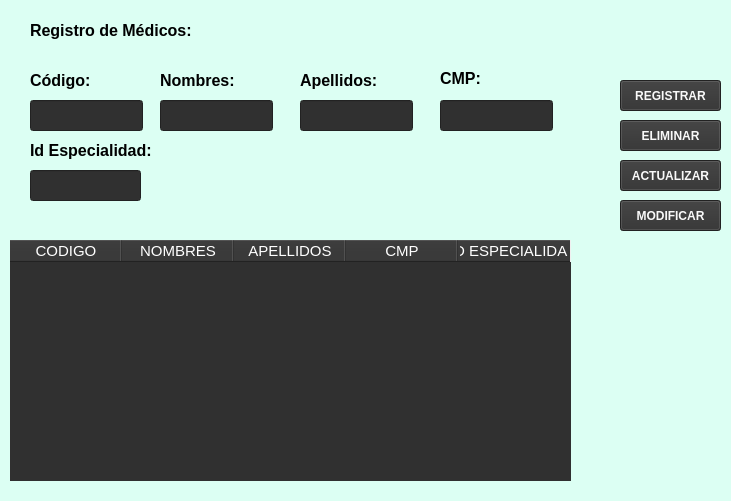
First picture: the form in UI/ventanaMedico.ui, repository KevinValdezVargas/special-telegram, before the edit.
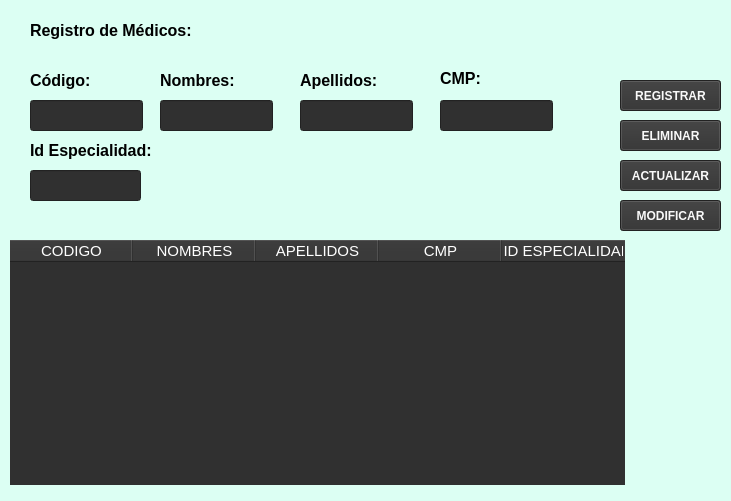
Second picture: the form after the edit. Icons and pictures are not drawn.

Patch:
```diff
--- a/UI/ventanaMedico.ui
+++ b/UI/ventanaMedico.ui
@@ -325,20 +325,20 @@
      <rect>
       <x>10</x>
       <y>240</y>
-      <width>561</width>
-      <height>241</height>
+      <width>615</width>
+      <height>245</height>
      </rect>
     </property>
     <property name="minimumSize">
      <size>
-      <width>561</width>
-      <height>241</height>
+      <width>615</width>
+      <height>245</height>
      </size>
     </property>
     <property name="maximumSize">
      <size>
-      <width>561</width>
-      <height>241</height>
+      <width>615</width>
+      <height>245</height>
      </size>
     </property>
     <property name="sizeIncrement">
@@ -376,7 +376,13 @@
 }</string>
     </property>
     <attribute name="horizontalHeaderDefaultSectionSize">
-     <number>112</number>
+     <number>123</number>
+    </attribute>
+    <attribute name="horizontalHeaderHighlightSections">
+     <bool>false</bool>
+    </attribute>
+    <attribute name="horizontalHeaderMinimumSectionSize">
+     <number>39</number>
     </attribute>
     <column>
      <property name="text">
@@ -400,7 +406,7 @@
     </column>
     <column>
      <property name="text">
-      <string>ID ESPECIALIDAD</string>
+      <string>  ID ESPECIALIDAD</string>
      </property>
     </column>
    </widget>
@@ -447,8 +453,8 @@
    <widget class="QLabel" name="label_8">
     <property name="geometry">
      <rect>
-      <x>610</x>
-      <y>390</y>
+      <x>640</x>
+      <y>410</y>
       <width>101</width>
       <height>71</height>
      </rect>
```
Left out of the diff: 26 changed lines with no effect on the pictures.
